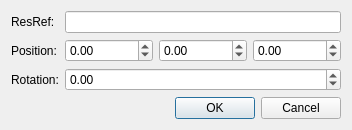
NickHugi/PyKotor, file ui/dialogs/instance/creature.ui: the form before one commit.
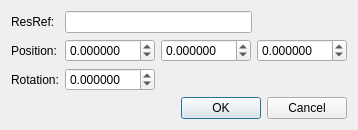
The form after the commit.

Commit message: Increase number of decimal places for instance dialogs

```diff
--- a/ui/dialogs/instance/creature.ui
+++ b/ui/dialogs/instance/creature.ui
@@ -6,8 +6,8 @@
    <rect>
     <x>0</x>
     <y>0</y>
-    <width>334</width>
-    <height>123</height>
+    <width>355</width>
+    <height>122</height>
    </rect>
   </property>
   <property name="sizePolicy">
@@ -31,6 +31,12 @@
      </item>
      <item row="0" column="1">
       <widget class="QLineEdit" name="resrefEdit">
+       <property name="maximumSize">
+        <size>
+         <width>187</width>
+         <height>16777215</height>
+        </size>
+       </property>
        <property name="maxLength">
         <number>16</number>
        </property>
@@ -47,6 +53,15 @@
       <layout class="QHBoxLayout" name="horizontalLayout">
        <item>
         <widget class="QDoubleSpinBox" name="xPosSpin">
+         <property name="maximumSize">
+          <size>
+           <width>90</width>
+           <height>16777215</height>
+          </size>
+         </property>
+         <property name="decimals">
+          <number>6</number>
+         </property>
          <property name="minimum">
           <double>-1000000.000000000000000</double>
          </property>
@@ -57,6 +72,15 @@
        </item>
        <item>
         <widget class="QDoubleSpinBox" name="yPosSpin">
+         <property name="maximumSize">
+          <size>
+           <width>90</width>
+           <height>16777215</height>
+          </size>
+         </property>
+         <property name="decimals">
+          <number>6</number>
+         </property>
          <property name="minimum">
           <double>-1000000.000000000000000</double>
          </property>
@@ -67,6 +91,15 @@
        </item>
        <item>
         <widget class="QDoubleSpinBox" name="zPosSpin">
+         <property name="maximumSize">
+          <size>
+           <width>90</width>
+           <height>16777215</height>
+          </size>
+         </property>
+         <property name="decimals">
+          <number>6</number>
+         </property>
          <property name="minimum">
           <double>-1000000.000000000000000</double>
          </property>
@@ -86,6 +119,15 @@
      </item>
      <item row="2" column="1">
       <widget class="QDoubleSpinBox" name="bearingSpin">
+       <property name="maximumSize">
+        <size>
+         <width>90</width>
+         <height>16777215</height>
+        </size>
+       </property>
+       <property name="decimals">
+        <number>6</number>
+       </property>
        <property name="minimum">
         <double>-1000000.000000000000000</double>
        </property>
```
The commit also changes 18 other files.
